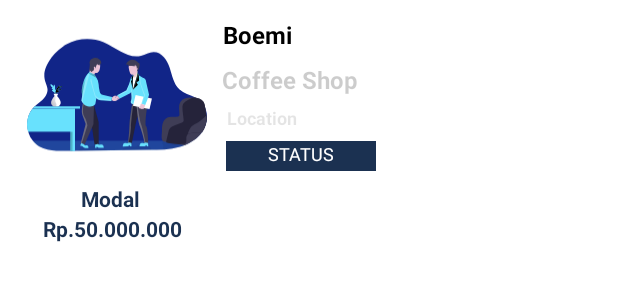
After one commit to tangguhtriprasetyo/Elevate, an Android app: the layout home_item_row.xml on its own in the app's theme, with its tools: preview values and no code run, on a phone screen of 412 x 824 dp. The commit adds this screen. Shown: the top 300 px of the screen. Run offline under Robolectric (Android 15) with nearby library versions, the phone set to English and light mode, and no system bars; Roboto replaces fonts that are not available here.

Commit message:
+ Item row( masih kurang progress bar, kurang ngerti buatnya gimana) + Login kurang continue with google(kurang ngerti juga buatnya gimana)

```diff
--- a/app/src/main/java/com/bangkit/elevate/ui/dashboard/home/HomeFragment.kt
+++ b/app/src/main/java/com/bangkit/elevate/ui/dashboard/home/HomeFragment.kt
@@ -30,10 +30,10 @@ class HomeFragment : Fragment() {
         _binding = FragmentHomeBinding.inflate(inflater, container, false)
         val root: View = binding.root
 
-        val textView: TextView = binding.textHome
-        homeViewModel.text.observe(viewLifecycleOwner, Observer {
-            textView.text = it
-        })
+//        val textView: TextView = binding.textHome
+//        homeViewModel.text.observe(viewLifecycleOwner, Observer {
+//            textView.text = it
+//        })
         return root
     }
 
--- a/app/src/main/java/com/bangkit/elevate/ui/login/LoginActivity.kt
+++ b/app/src/main/java/com/bangkit/elevate/ui/login/LoginActivity.kt
@@ -1,15 +1,25 @@
 package com.bangkit.elevate.ui.login
 
+import android.content.Intent
 import androidx.appcompat.app.AppCompatActivity
 import android.os.Bundle
+import android.view.View
 import com.bangkit.elevate.R
 import com.bangkit.elevate.databinding.ActivityLoginBinding
+import com.bangkit.elevate.databinding.ActivityOnBoardingScreenBinding
+import com.bangkit.elevate.ui.dashboard.MainActivity
 
 class LoginActivity : AppCompatActivity() {
     private lateinit var binding: ActivityLoginBinding
 
     override fun onCreate(savedInstanceState: Bundle?) {
         super.onCreate(savedInstanceState)
-        setContentView(R.layout.activity_login)
+        binding = ActivityLoginBinding.inflate(layoutInflater)
+        setContentView(binding.root)
+        binding.continueWithGoogle.setOnClickListener {
+            val intent = Intent(this@LoginActivity, MainActivity::class.java)
+            startActivity(intent)
+            finish()
+        }
     }
 }
--- a/app/src/main/java/com/bangkit/elevate/ui/onboardingscreen/OnBoardingScreenActivity.kt
+++ b/app/src/main/java/com/bangkit/elevate/ui/onboardingscreen/OnBoardingScreenActivity.kt
@@ -9,6 +9,7 @@ import com.bangkit.elevate.R
 import com.bangkit.elevate.data.OnBoardingEntity
 import com.bangkit.elevate.databinding.ActivityOnBoardingScreenBinding
 import com.bangkit.elevate.ui.dashboard.MainActivity
+import com.bangkit.elevate.ui.login.LoginActivity
 
 class OnBoardingScreenActivity : AppCompatActivity() {
     private lateinit var binding: ActivityOnBoardingScreenBinding
@@ -42,7 +43,7 @@ class OnBoardingScreenActivity : AppCompatActivity() {
         binding.imgIndicatorOnboarding.setViewPager(binding.viewPagerOnboarding)
 
         binding.btnGetStarted.setOnClickListener {
-            val intent = Intent(this@OnBoardingScreenActivity, MainActivity::class.java)
+            val intent = Intent(this@OnBoardingScreenActivity, LoginActivity::class.java)
             startActivity(intent)
             finish()
         }
--- /dev/null
+++ b/app/src/main/res/drawable/roundimage.xml
@@ -0,0 +1,12 @@
+<?xml version="1.0" encoding="utf-8"?>
+<shape xmlns:android="http://schemas.android.com/apk/res/android"
+    android:shape="rectangle"
+    >
+
+    <stroke
+        android:width="1dp"
+        android:color="@color/white" />
+    <corners
+        android:radius="12dp"/>
+
+</shape>
--- a/app/src/main/res/layout/fragment_home.xml
+++ b/app/src/main/res/layout/fragment_home.xml
@@ -6,17 +6,15 @@
     android:layout_height="match_parent"
     tools:context=".ui.dashboard.home.HomeFragment">
 
-    <TextView
-        android:id="@+id/text_home"
+    <androidx.recyclerview.widget.RecyclerView
         android:layout_width="match_parent"
-        android:layout_height="wrap_content"
-        android:layout_marginStart="8dp"
-        android:layout_marginTop="8dp"
-        android:layout_marginEnd="8dp"
-        android:textAlignment="center"
-        android:textSize="20sp"
+        android:layout_height="match_parent"
+
         app:layout_constraintBottom_toBottomOf="parent"
         app:layout_constraintEnd_toEndOf="parent"
         app:layout_constraintStart_toStartOf="parent"
-        app:layout_constraintTop_toTopOf="parent" />
+        app:layout_constraintTop_toTopOf="parent"
+        tools:listitem="@layout/home_item_row" />
+
+
 </androidx.constraintlayout.widget.ConstraintLayout>
--- /dev/null
+++ b/app/src/main/res/layout/home_item_row.xml
@@ -0,0 +1,122 @@
+<?xml version="1.0" encoding="utf-8"?>
+<androidx.constraintlayout.widget.ConstraintLayout xmlns:android="http://schemas.android.com/apk/res/android"
+    xmlns:tools="http://schemas.android.com/tools"
+    android:layout_width="match_parent"
+    android:layout_height="wrap_content"
+    xmlns:app="http://schemas.android.com/apk/res-auto">
+
+
+    <ImageView
+        android:id="@+id/imageView2"
+        android:layout_width="120dp"
+        android:layout_height="100dp"
+        android:layout_marginStart="16dp"
+        android:layout_marginTop="12dp"
+        android:layout_marginEnd="8dp"
+        android:background="@drawable/roundimage"
+        android:src="@drawable/ic_onboarding3"
+        app:layout_constraintBottom_toTopOf="@+id/textView"
+        app:layout_constraintEnd_toStartOf="@+id/textView3"
+        app:layout_constraintStart_toStartOf="parent"
+        app:layout_constraintTop_toTopOf="parent" />
+
+    <TextView
+        android:id="@+id/textView3"
+        android:layout_width="wrap_content"
+        android:layout_height="wrap_content"
+        android:layout_marginTop="12dp"
+        android:layout_marginEnd="215dp"
+        android:layout_marginBottom="8dp"
+        android:text="Boemi"
+        android:textColor="@color/design_default_color_on_secondary"
+        android:textSize="16sp"
+        android:textStyle="bold"
+        app:layout_constraintBottom_toTopOf="@+id/textView4"
+        app:layout_constraintEnd_toEndOf="parent"
+        app:layout_constraintStart_toEndOf="@+id/imageView2"
+        app:layout_constraintTop_toTopOf="parent" />
+
+    <TextView
+        android:id="@+id/textView4"
+        android:layout_width="wrap_content"
+        android:layout_height="wrap_content"
+        android:layout_marginStart="8dp"
+        android:layout_marginEnd="172dp"
+        android:alpha=".2"
+        android:text="Coffee Shop"
+        android:textColor="@color/design_default_color_on_secondary"
+        android:textSize="16sp"
+        android:textStyle="bold"
+        app:layout_constraintBottom_toBottomOf="parent"
+        app:layout_constraintEnd_toEndOf="parent"
+        app:layout_constraintStart_toEndOf="@+id/imageView2"
+        app:layout_constraintTop_toTopOf="parent"
+        app:layout_constraintVertical_bias="0.267" />
+
+    <TextView
+        android:id="@+id/textView5"
+        android:layout_width="100dp"
+        android:layout_height="20dp"
+        android:layout_marginStart="12dp"
+        android:layout_marginEnd="161dp"
+        android:layout_marginBottom="65dp"
+        android:background="@color/OnSecondary"
+        android:text="Status"
+        android:textAlignment="center"
+        android:textAllCaps="true"
+        android:textColor="@color/white"
+        android:textSize="12sp"
+        app:layout_constraintBottom_toBottomOf="parent"
+        app:layout_constraintEnd_toEndOf="parent"
+        app:layout_constraintStart_toEndOf="@+id/imageView2"
+        app:layout_constraintTop_toBottomOf="@+id/textView6" />
+
+    <TextView
+        android:id="@+id/textView"
+        android:layout_width="wrap_content"
+        android:layout_height="wrap_content"
+        android:layout_marginStart="54dp"
+        android:layout_marginTop="8dp"
+        android:layout_marginEnd="319dp"
+        android:text="Modal"
+        android:textColor="@color/OnSecondary"
+        android:textStyle="bold"
+        app:layout_constraintBottom_toTopOf="@+id/textView2"
+        app:layout_constraintEnd_toEndOf="parent"
+        app:layout_constraintStart_toStartOf="parent"
+        app:layout_constraintTop_toBottomOf="@+id/imageView2" />
+
+    <TextView
+        android:id="@+id/textView2"
+        android:layout_width="wrap_content"
+        android:layout_height="wrap_content"
+        android:layout_marginStart="28dp"
+        android:layout_marginEnd="290dp"
+        android:layout_marginBottom="16dp"
+        android:text="Rp.50.000.000"
+        android:textColor="@color/OnSecondary"
+        android:textStyle="bold"
+        app:layout_constraintBottom_toBottomOf="parent"
+        app:layout_constraintEnd_toEndOf="parent"
+        app:layout_constraintStart_toStartOf="parent"
+        app:layout_constraintTop_toBottomOf="@+id/textView" />
+
+    <TextView
+        android:id="@+id/textView6"
+        android:layout_width="wrap_content"
+        android:layout_height="wrap_content"
+        android:layout_marginStart="12dp"
+        android:layout_marginTop="6dp"
+        android:layout_marginEnd="213dp"
+        android:layout_marginBottom="7dp"
+        android:alpha=".2"
+        android:text="Location"
+        android:textSize="12sp"
+        android:textStyle="bold"
+        app:layout_constraintBottom_toTopOf="@+id/textView5"
+        app:layout_constraintEnd_toEndOf="parent"
+        app:layout_constraintStart_toEndOf="@+id/imageView2"
+        app:layout_constraintTop_toBottomOf="@+id/textView4" />
+
+
+</androidx.constraintlayout.widget.ConstraintLayout>
--- a/app/src/main/res/values/colors.xml
+++ b/app/src/main/res/values/colors.xml
@@ -11,4 +11,5 @@
     <color name="Cyan_A_400_Dark">#29B6F6</color>
     <color name="Light_blue_300">#29B6F6</color>
     <color name="Light_blue_300_dark">#0086C3</color>
+    <color name="OnSecondary">#1B3151</color>
 </resources>
```
